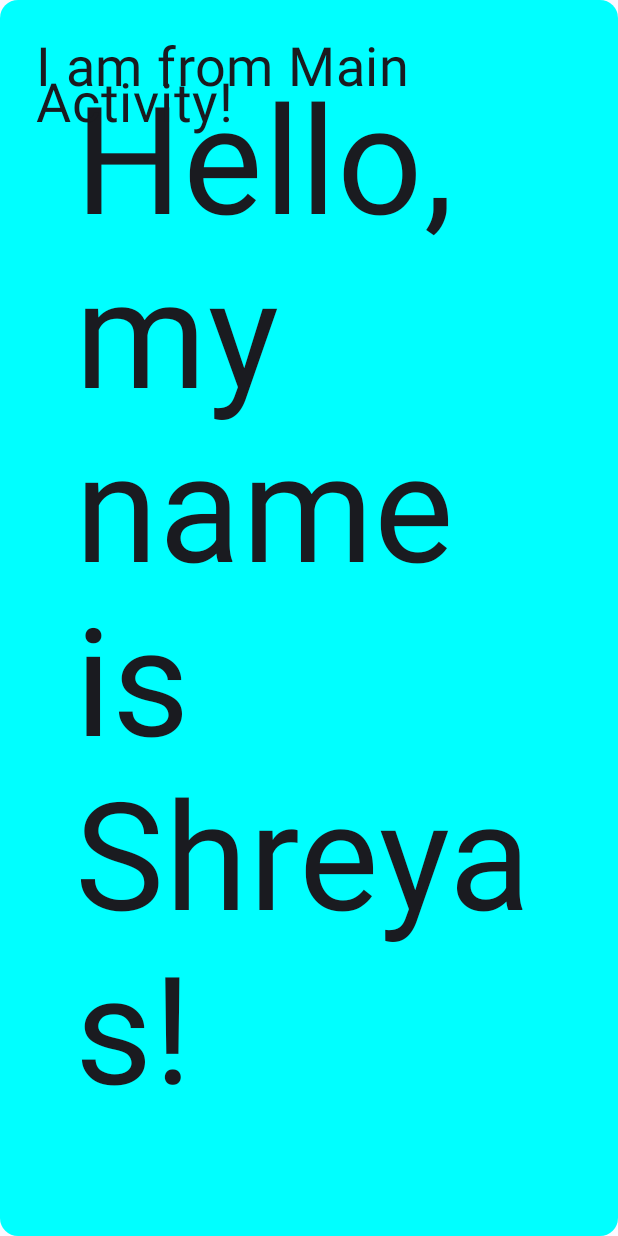
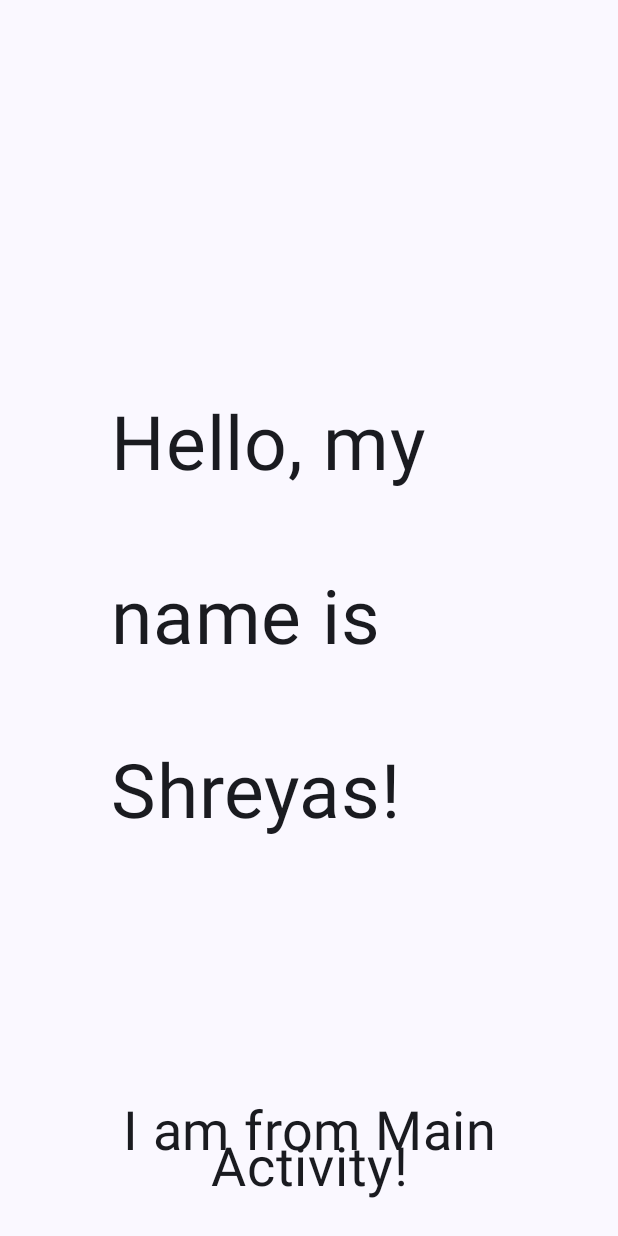
Before and after one commit to PrajwalBBharadwaj/MAS, an Android app built with Jetpack Compose: the screen it shows after launch (MainActivity), on a phone screen of 412 x 824 dp. Run offline under Robolectric (Android 15) with nearby library versions, the phone set to English and light mode, and no system bars.

Commit message:
some playing around with column, rows, padding

```diff
--- a/sandbox/app/src/main/java/com/example/myapplication/MainActivity.kt
+++ b/sandbox/app/src/main/java/com/example/myapplication/MainActivity.kt
@@ -17,6 +17,9 @@ import androidx.compose.ui.tooling.preview.Preview
 import com.example.myapplication.ui.theme.MyApplicationTheme
 import androidx.compose.ui.unit.sp
 import androidx.compose.foundation.layout.Row
+import androidx.compose.foundation.layout.Column
+import androidx.compose.foundation.layout.Arrangement
+import androidx.compose.ui.text.style.TextAlign
 
 class MainActivity : ComponentActivity() {
     override fun onCreate(savedInstanceState: Bundle?) {
@@ -34,21 +37,27 @@ class MainActivity : ComponentActivity() {
 
 @Composable
 fun Greeting(name: String, from: String, modifier: Modifier = Modifier) {
-    Surface(color = Color.Cyan, modifier = modifier, shape = MaterialTheme.shapes.medium
-    ) {
+    Column (
+        modifier = modifier.padding(24.dp),
+        verticalArrangement = Arrangement.Center,
+    ){
         Text(
             text = "Hello, my name is $name!",
-            fontSize = 100.sp,
+            fontSize = 50.sp,
             // full size
             lineHeight = 116.sp,
-            modifier = modifier.padding(50.dp)
+            modifier = modifier.padding(50.dp).align(alignment = androidx.compose.ui.Alignment.End),
         )
     }
-    Row {
+    Row (
+        // place at the very bottom
+        horizontalArrangement = Arrangement.SpaceEvenly,
+    ){
         Text(
             text = "I am from $from!",
             fontSize = 36.sp,
-            modifier = modifier.padding(24.dp)
+            modifier = modifier.padding(24.dp).align(alignment = androidx.compose.ui.Alignment.Bottom),
+            textAlign = TextAlign.Center
         )
     }
 }
```
